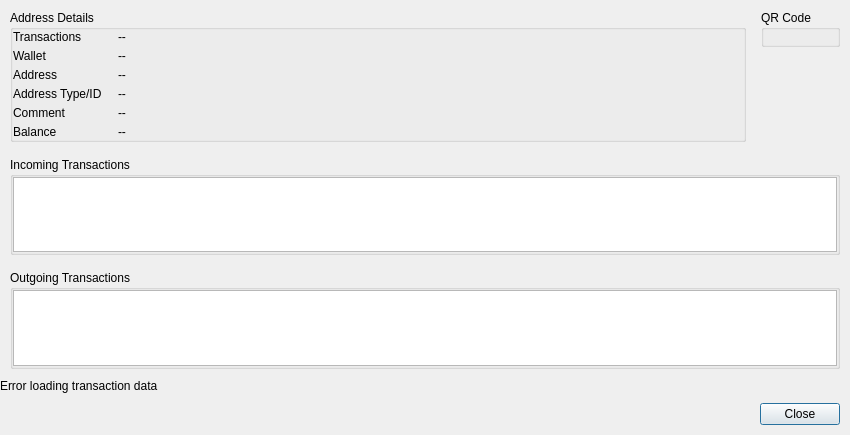
This is BlockSettleUILib/AddressDetailDialog.ui in BlockSettle/terminal as Qt 5 draws it before an edit. The edited form follows.
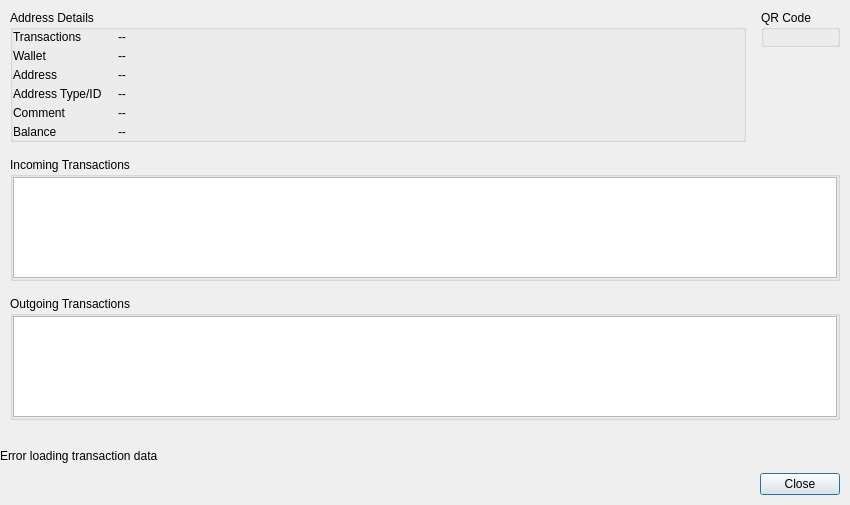
This is the edited form. Custom widgets are drawn as their Qt base class.

```diff
--- a/BlockSettleUILib/AddressDetailDialog.ui
+++ b/BlockSettleUILib/AddressDetailDialog.ui
@@ -7,7 +7,7 @@
     <x>0</x>
     <y>0</y>
     <width>850</width>
-    <height>435</height>
+    <height>505</height>
    </rect>
   </property>
   <property name="windowTitle">
@@ -34,7 +34,7 @@
      <property name="minimumSize">
       <size>
        <width>0</width>
-       <height>200</height>
+       <height>0</height>
       </size>
      </property>
      <layout class="QVBoxLayout" name="verticalLayout_7">
@@ -500,6 +500,12 @@
       </item>
       <item>
        <widget class="QGroupBox" name="groupBoxIncoming">
+        <property name="minimumSize">
+         <size>
+          <width>0</width>
+          <height>120</height>
+         </size>
+        </property>
         <property name="title">
          <string>Incoming Transactions</string>
         </property>
@@ -521,6 +527,12 @@
          </property>
          <item>
           <widget class="QTreeView" name="inputAddressesWidget">
+           <property name="minimumSize">
+            <size>
+             <width>0</width>
+             <height>0</height>
+            </size>
+           </property>
            <property name="alternatingRowColors">
             <bool>true</bool>
            </property>
@@ -540,6 +552,12 @@
       </item>
       <item>
        <widget class="QGroupBox" name="groupBoxOutgoing">
+        <property name="minimumSize">
+         <size>
+          <width>0</width>
+          <height>120</height>
+         </size>
+        </property>
         <property name="title">
          <string>Outgoing Transactions</string>
         </property>
@@ -561,6 +579,12 @@
          </property>
          <item>
           <widget class="QTreeView" name="outputAddressesWidget">
+           <property name="minimumSize">
+            <size>
+             <width>0</width>
+             <height>0</height>
+            </size>
+           </property>
            <property name="alternatingRowColors">
             <bool>true</bool>
            </property>
```
